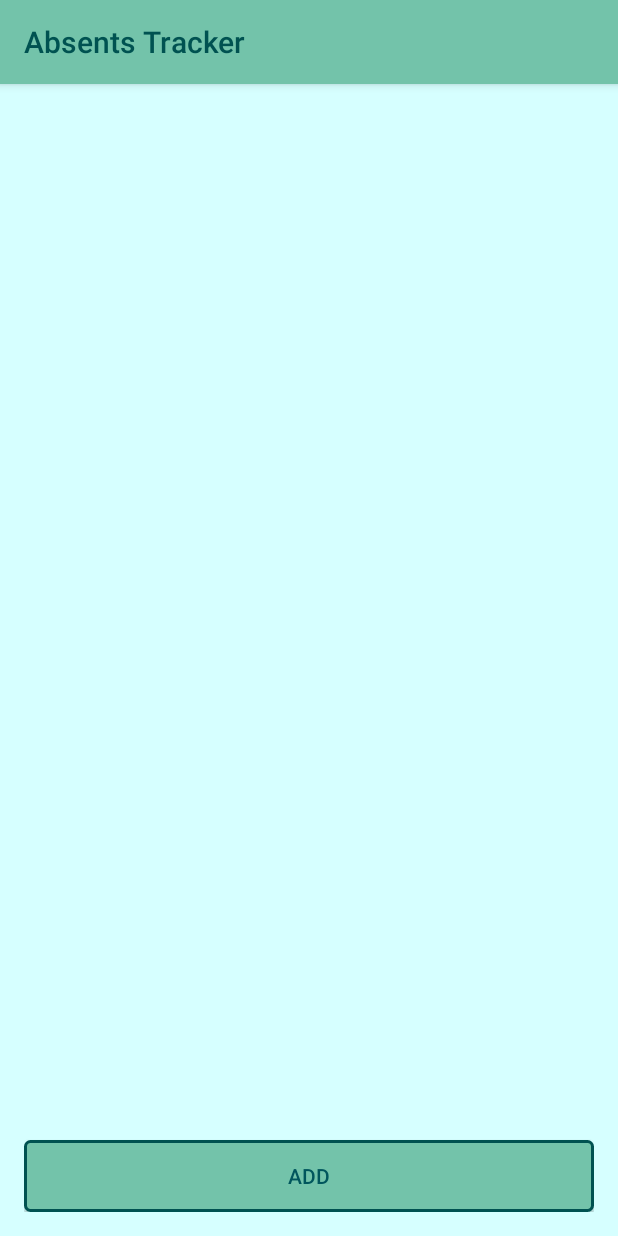
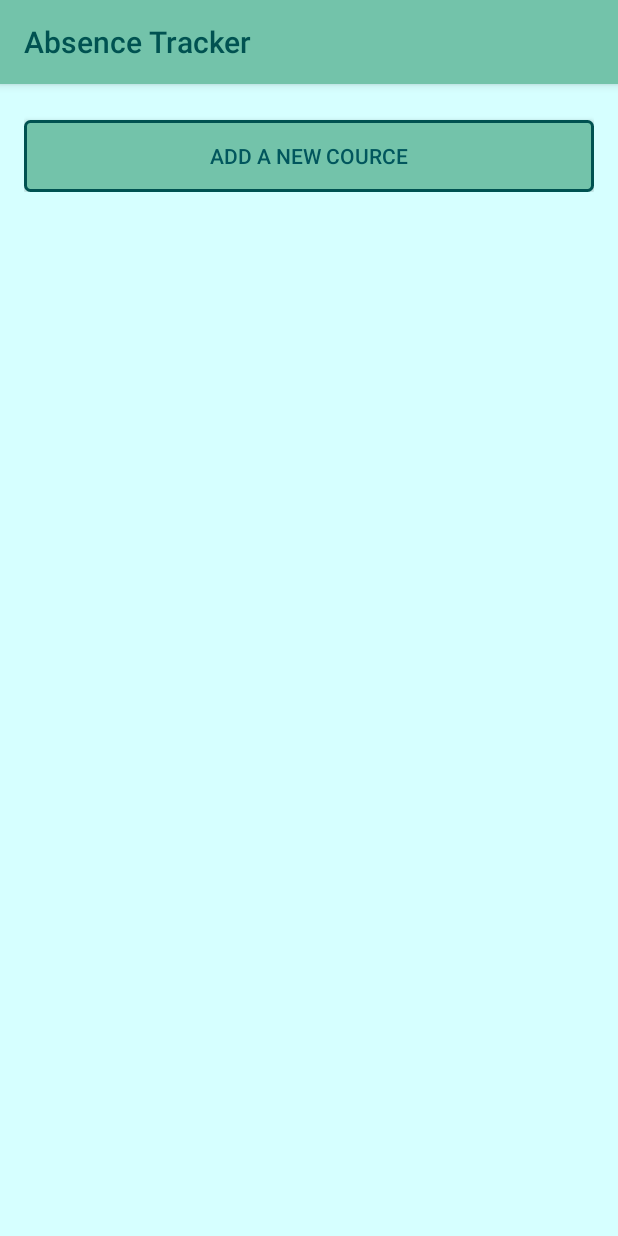
Before and after one commit to AbdullahALT/absents-tracker, an Android app: the screen it shows after launch (MainActivity), on a phone screen of 412 x 824 dp. Run offline under Robolectric (Android 15) with nearby library versions, the phone set to English and light mode, and no system bars.

Commit message:
The new edited feature: the button now is moving around

```diff
--- a/PhotosGalary/app/src/main/java/com/example/abo_tam/photosgalary/CourseAdapter.java
+++ b/PhotosGalary/app/src/main/java/com/example/abo_tam/photosgalary/CourseAdapter.java
@@ -33,6 +33,8 @@ public class CourseAdapter extends ArrayAdapter<Course> {
         LayoutInflater inflater = LayoutInflater.from(getContext());
         View courseView = inflater.inflate(R.layout.list_view, parent, false);
 
+
+
         TextView courseName = (TextView) courseView.findViewById(R.id.courseName);
         TextView absents = (TextView) courseView.findViewById(R.id.absentCounter);
         Button increase = (Button) courseView.findViewById(R.id.increase);
@@ -55,4 +57,6 @@ public class CourseAdapter extends ArrayAdapter<Course> {
         return courseView;
     }
 
+
+
 }
--- a/PhotosGalary/app/src/main/java/com/example/abo_tam/photosgalary/MainActivity.java
+++ b/PhotosGalary/app/src/main/java/com/example/abo_tam/photosgalary/MainActivity.java
@@ -2,13 +2,17 @@ package com.example.abo_tam.photosgalary;
 
 import android.app.Activity;
 import android.app.AlertDialog;
+import android.content.Context;
 import android.content.DialogInterface;
 import android.content.Intent;
 import android.database.Cursor;
 import android.os.Bundle;
+import android.text.InputFilter;
 import android.util.Log;
+import android.view.LayoutInflater;
 import android.view.View;
 import android.widget.Button;
+import android.widget.LinearLayout;
 import android.widget.ListAdapter;
 import android.widget.ListView;
 import android.widget.Toast;
@@ -18,7 +22,6 @@ public class MainActivity extends Activity {
     public final static String TAG = "test";
     private static Activity activity;
     private static ListView listView;
-    private static Button addButton;
     private static CourseDatabase db;
     private Intent intent;
 
@@ -50,20 +53,14 @@ public class MainActivity extends Activity {
         intent = new Intent(this, AddCourse.class);
 
         db = new CourseDatabase(this);
-        addButton = (Button) findViewById(R.id.add);
         activity = this;
 
         Log.d(TAG, "list view have been found");
         setListView();
-        //test();
-        setAddButton();
-        Log.d(TAG, "list view seted");
+        View button = ((LayoutInflater) getSystemService(Context.LAYOUT_INFLATER_SERVICE)).inflate(R.layout.list_view_footer, null, false);
 
-
-    }
-
-    private void setAddButton() {
-        addButton.setOnClickListener(
+        Button b = (Button) button.findViewById(R.id.add);
+        b.setOnClickListener(
                 new View.OnClickListener() {
                     @Override
                     public void onClick(View v) {
@@ -71,6 +68,14 @@ public class MainActivity extends Activity {
                     }
                 }
         );
+
+        listView.addFooterView(button);
+        //test();
+        Log.d(TAG, "list view seted");
+
+
     }
 
+
+
 }
--- a/PhotosGalary/app/src/main/res/layout/activity_main.xml
+++ b/PhotosGalary/app/src/main/res/layout/activity_main.xml
@@ -6,24 +6,24 @@
     android:paddingLeft="@dimen/activity_horizontal_margin"
     android:paddingRight="@dimen/activity_horizontal_margin"
     android:paddingTop="@dimen/activity_vertical_margin"
-    tools:context=".MainActivity"
-    >
+    tools:context=".MainActivity">
 
 
-    <Button
-        android:id="@+id/add"
-        android:layout_width="fill_parent"
-        android:layout_height="wrap_content"
-        android:layout_alignParentBottom="true"
-        android:layout_alignParentStart="true"
-        android:background="@drawable/coustom_button"
-        android:text="@string/addButton" />
-
-    <ListView
-        android:id="@+id/listView"
+    <LinearLayout
         android:layout_width="wrap_content"
         android:layout_height="wrap_content"
-        android:layout_above="@+id/add"
-        android:layout_alignParentStart="true"
-        android:layout_alignParentTop="true" />
+        android:orientation="vertical"
+        android:isScrollContainer="true"
+        android:id="@+id/parent">
+
+
+        <ListView
+            android:id="@+id/listView"
+            android:layout_width="wrap_content"
+            android:layout_height="wrap_content"
+            android:minHeight="1dp"/>
+
+    </LinearLayout>
+
+
 </RelativeLayout>
--- a/PhotosGalary/app/src/main/res/layout/list_view.xml
+++ b/PhotosGalary/app/src/main/res/layout/list_view.xml
@@ -7,7 +7,8 @@
 
     <RelativeLayout
         android:layout_width="wrap_content"
-        android:layout_height="wrap_content">
+        android:layout_height="wrap_content"
+        android:layout_marginTop="3dp">
 
         <Button
             android:id="@+id/decrease"
--- /dev/null
+++ b/PhotosGalary/app/src/main/res/layout/list_view_footer.xml
@@ -0,0 +1,25 @@
+<?xml version="1.0" encoding="utf-8"?>
+<LinearLayout xmlns:android="http://schemas.android.com/apk/res/android"
+    android:orientation="vertical" android:layout_width="fill_parent"
+    android:layout_height="match_parent">
+
+
+    <RelativeLayout
+        android:layout_width="fill_parent"
+        android:layout_height="fill_parent">
+
+
+        <Button
+            android:id="@+id/add"
+            android:layout_width="match_parent"
+            android:layout_height="wrap_content"
+            android:layout_alignParentStart="true"
+            android:layout_alignParentEnd="true"
+            android:layout_marginTop="8dp"
+            android:background="@drawable/coustom_button"
+            android:text="@string/addButton" />
+
+
+    </RelativeLayout>
+
+</LinearLayout>
--- a/PhotosGalary/app/src/main/res/values/strings.xml
+++ b/PhotosGalary/app/src/main/res/values/strings.xml
@@ -1,12 +1,12 @@
 <resources>
-    <string name="app_name">Absents Tracker</string>
+    <string name="app_name">Absence Tracker</string>
 
     <string name="hello_world">Hello world!</string>
     <string name="action_settings">Settings</string>
     <string name="title_activity_list_view">list_view</string>
     <string name="title_activity_add_cource">Add Cource</string>
     <string name="cource_name">Cource Name</string>
-    <string name="addButton">add</string>
+    <string name="addButton">add a new cource </string>
     <string name="addCource">ADD COURCE</string>
     <string name="dialogMessage">Are you sure you want to delete this course?</string>
     <string name="dialogTitle">Delete Course</string>
```
